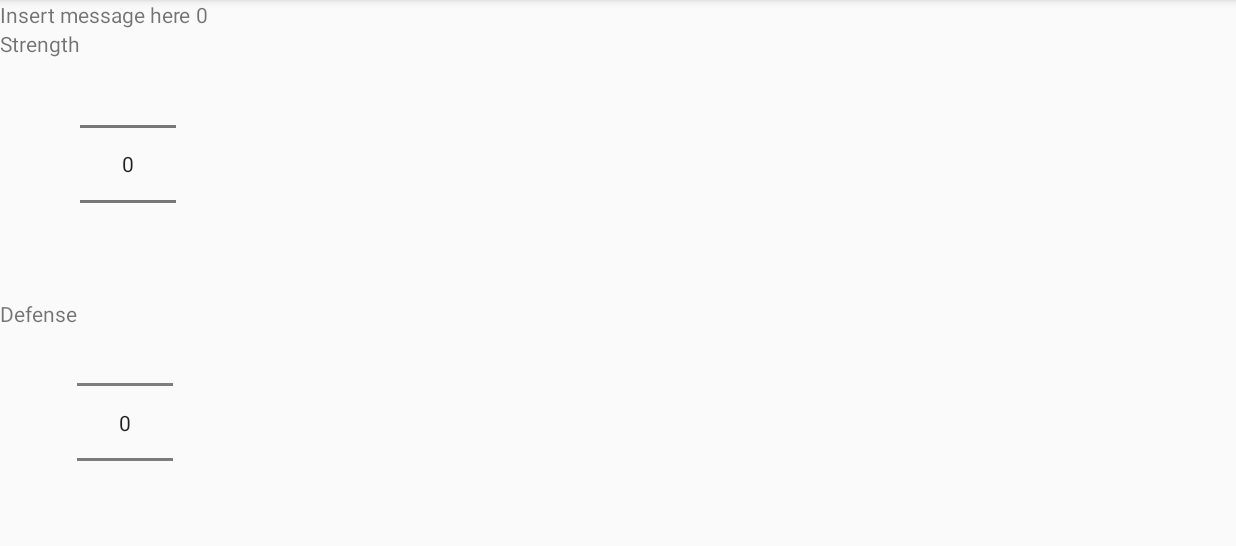
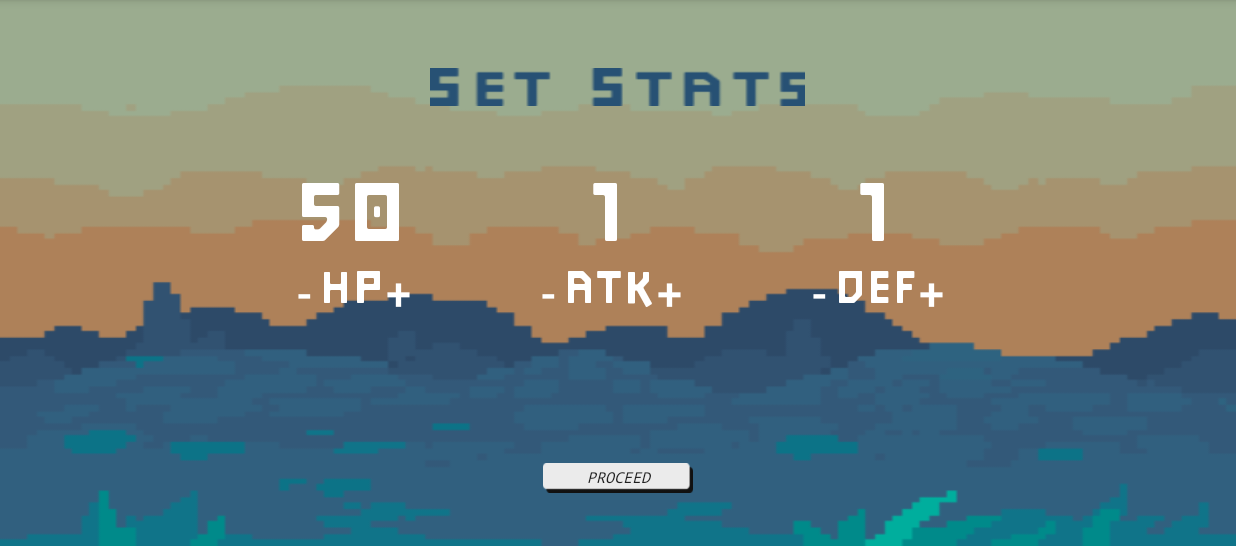
Before and after one commit to AlexAgnoII/SleepingKnights, an Android app: the SignUp screen opened directly, with no data from a screen before it, after a tap on "SUBMIT", on a phone screen of 824 x 412 dp (held sideways), the part 72-618 px from its top. Run offline under Robolectric (Android 15) with nearby library versions, the phone set to English and light mode, and no system bars.

Commit message:
new charactercreate

```diff
--- a/app/src/main/AndroidManifest.xml
+++ b/app/src/main/AndroidManifest.xml
@@ -9,6 +9,7 @@
         android:roundIcon="@mipmap/ic_launcher_round"
         android:supportsRtl="true"
         android:theme="@style/AppTheme">
+
         <activity
             android:name=".MainActivity"
             android:screenOrientation="landscape">
--- a/app/src/main/java/com/example/alexagnoii/sleepingknights/CharCreationActivity.java
+++ b/app/src/main/java/com/example/alexagnoii/sleepingknights/CharCreationActivity.java
@@ -1,23 +1,43 @@
 package com.example.alexagnoii.sleepingknights;
 
+import android.graphics.Typeface;
 import android.support.v7.app.AppCompatActivity;
 import android.os.Bundle;
 import android.widget.Button;
 import android.widget.NumberPicker;
+import android.widget.TextView;
 
 public class CharCreationActivity extends AppCompatActivity {
     private NumberPicker strenghtNP, defenseNP, healthNP;
     private Button doneCreate;
+    private TextView tvHP, lblHP, tvATK, lblATK, tvDEF, lblDEF;
+    // tvHP ATK DEF are the values, lbl are just labels
+
 
     @Override
     protected void onCreate(Bundle savedInstanceState) {
         super.onCreate(savedInstanceState);
         setContentView(R.layout.activity_char_creation);
 
-        strenghtNP = (NumberPicker) findViewById(R.id.numPicker_strength);
-        defenseNP = (NumberPicker) findViewById(R.id.numPicker_defense);
-        healthNP = (NumberPicker) findViewById(R.id.numPicker_health);
+     //   strenghtNP = (NumberPicker) findViewById(R.id.numPicker_strength);
+     //   defenseNP = (NumberPicker) findViewById(R.id.numPicker_defense);
+     //   healthNP = (NumberPicker) findViewById(R.id.numPicker_health);
 
+        tvHP = (TextView)findViewById(R.id.tv_HP);
+        lblHP = (TextView)findViewById(R.id.lbl_HP);
+        tvATK = (TextView)findViewById(R.id.tv_ATK);
+        lblATK = (TextView)findViewById(R.id.lbl_ATK);
+        tvDEF = (TextView)findViewById(R.id.tv_DEF);
+        lblDEF = (TextView)findViewById(R.id.lbl_DEF);
+
+        Typeface tf = Typeface.createFromAsset(getAssets(), "fonts/JourneyPS3.ttf");
+
+        tvHP.setTypeface(tf);
+        lblHP.setTypeface(tf);
+        tvATK.setTypeface(tf);
+        lblATK.setTypeface(tf);
+        tvDEF.setTypeface(tf);
+        lblDEF.setTypeface(tf);
 
 
     }
--- a/app/src/main/java/com/example/alexagnoii/sleepingknights/MainActivity.java
+++ b/app/src/main/java/com/example/alexagnoii/sleepingknights/MainActivity.java
@@ -12,7 +12,7 @@ import android.widget.RelativeLayout;
 public class MainActivity extends AppCompatActivity {
 
     private ImageView ivPerson;
-    private Button btnplay;
+    private Button btnPlay;
     private RelativeLayout bg;
 
     @Override
@@ -22,7 +22,7 @@ public class MainActivity extends AppCompatActivity {
         //test push
 
         ivPerson = (ImageView)findViewById(R.id.ivPerson);
-        btnplay = (Button)findViewById(R.id.btn_play);
+        btnPlay = (Button)findViewById(R.id.btn_play);
         ivPerson.setBackgroundResource(R.drawable.walking);
 
         bg = (RelativeLayout) findViewById(R.id.mainbg);
@@ -35,7 +35,7 @@ public class MainActivity extends AppCompatActivity {
         frAnim1.start();
         frAnim2.start();
 
-        btnplay.setOnClickListener(new View.OnClickListener(){
+        btnPlay.setOnClickListener(new View.OnClickListener(){
 
             @Override
             public void onClick(View view) {
--- a/app/src/main/java/com/example/alexagnoii/sleepingknights/SignUp.java
+++ b/app/src/main/java/com/example/alexagnoii/sleepingknights/SignUp.java
@@ -1,6 +1,7 @@
 package com.example.alexagnoii.sleepingknights;
 
 import android.content.Intent;
+import android.graphics.Typeface;
 import android.graphics.drawable.AnimationDrawable;
 import android.os.Bundle;
 import android.support.annotation.Nullable;
@@ -16,29 +17,34 @@ import android.widget.RelativeLayout;
 
 public class SignUp extends AppCompatActivity {
 
-    private EditText username;
-    private Button btnsubmit;
+    private EditText etUsername;
+    private Button btnSubmit;
     private RelativeLayout bg;
+    Typeface tf;
 
     @Override
     protected void onCreate(@Nullable Bundle savedInstanceState) {
         super.onCreate(savedInstanceState);
         setContentView(R.layout.signup);
 
-        username = (EditText)findViewById(R.id.et_username);
-        btnsubmit = (Button)findViewById(R.id.btn_submit);
+        etUsername = (EditText)findViewById(R.id.et_username);
+        btnSubmit = (Button)findViewById(R.id.btn_submit);
 
-        bg = (RelativeLayout) findViewById(R.id.unamebg);
+        bg = (RelativeLayout) findViewById(R.id.bg);
         bg.setBackgroundResource(R.drawable.bgmove);
+
+        tf = Typeface.createFromAsset(getAssets(), "fonts/JourneyPS3.ttf");
+
+        etUsername.setTypeface(tf);
 
         AnimationDrawable frAnim2 = (AnimationDrawable) bg.getBackground();
         frAnim2.start();
 
-        btnsubmit.setOnClickListener(new View.OnClickListener() {
+        btnSubmit.setOnClickListener(new View.OnClickListener() {
             @Override
             public void onClick(View view) {
                 //Initialize user + Add to database
-                String userName = username.getText().toString();
+                String userName = etUsername.getText().toString();
 
                 //Proceed to character creation
                 Intent i = new Intent();
--- a/app/src/main/res/layout/activity_char_creation.xml
+++ b/app/src/main/res/layout/activity_char_creation.xml
@@ -1,75 +1,187 @@
 <?xml version="1.0" encoding="utf-8"?>
-<LinearLayout xmlns:android="http://schemas.android.com/apk/res/android"
-    xmlns:app="http://schemas.android.com/apk/res-auto"
+<RelativeLayout xmlns:android="http://schemas.android.com/apk/res/android"
     xmlns:tools="http://schemas.android.com/tools"
     android:layout_width="match_parent"
     android:layout_height="match_parent"
     android:orientation="vertical"
-    tools:context="com.example.alexagnoii.sleepingknights.CharCreationActivity">
+    tools:context="com.example.alexagnoii.sleepingknights.CharCreationActivity"
+    android:background="@drawable/bgmove"
+    android:id="@+id/bg">
+
+    <ImageView
+        android:id="@+id/lblsetstat"
+        android:layout_width="250dp"
+        android:layout_height="25dp"
+        android:background="@drawable/setstats"
+        android:layout_centerHorizontal="true"
+        android:layout_marginTop="45dp"/>
 
     <LinearLayout
         android:layout_width="match_parent"
         android:layout_height="wrap_content"
-        android:orientation="horizontal">
-        <TextView
+        android:orientation="horizontal"
+        android:gravity="center"
+        android:layout_below="@id/lblsetstat">
+
+        <RelativeLayout
+            android:id="@+id/layoutHP"
             android:layout_width="wrap_content"
             android:layout_height="wrap_content"
-            android:text="Insert message here "
-            android:id="@+id/createChar_message_with_username"/>
+            android:layout_margin="40dp">
+
             <TextView
+                android:id="@+id/tv_HP"
                 android:layout_width="wrap_content"
                 android:layout_height="wrap_content"
-            android:text="0"
-            android:id="@+id/remaining_points"/>
-    </LinearLayout>
+                android:text="50"
+                android:textSize="55dp"
+                android:textColor="#ffffff"
+                android:layout_centerHorizontal="true"/>
 
+            <Button
+                android:id="@+id/btn_HPminus"
+                android:layout_width="20dp"
+                android:layout_height="35dp"
+                android:textSize="30dp"
+                android:text="-"
+                android:background="@android:color/transparent"
+                android:textColor="#ffffff"
+                android:layout_below="@id/tv_HP"
+                />
 
-    <LinearLayout
+            <TextView
+                android:id="@+id/lbl_HP"
                 android:layout_width="wrap_content"
                 android:layout_height="wrap_content"
-        android:orientation="horizontal">
-        <TextView
+                android:text="HP"
+                android:textSize="30dp"
+                android:textColor="#ffffff"
+                android:layout_below="@id/tv_HP"
+                android:layout_toRightOf="@id/btn_HPminus"/>
+
+            <Button
+                android:id="@+id/btn_HPplus"
+                android:layout_width="20dp"
+                android:layout_height="35dp"
+                android:textSize="30dp"
+                android:text="+"
+                android:background="@android:color/transparent"
+                android:textColor="#ffffff"
+                android:layout_below="@id/tv_HP"
+                android:layout_toRightOf="@id/lbl_HP"/>
+        </RelativeLayout>
+
+        <RelativeLayout
+            android:id="@+id/layoutATK"
             android:layout_width="wrap_content"
             android:layout_height="wrap_content"
-            android:text="Strength"/>
-        <NumberPicker
-            android:id="@+id/numPicker_strength"
-            android:layout_width="wrap_content"
-            android:layout_height="wrap_content" />
-    </LinearLayout>
+            android:layout_toRightOf="@id/layoutHP"
+            android:layout_margin="40dp">
 
-    <LinearLayout
+            <TextView
+                android:id="@+id/tv_ATK"
                 android:layout_width="wrap_content"
                 android:layout_height="wrap_content"
-        android:orientation="horizontal">
+                android:text="1"
+                android:textSize="55dp"
+                android:textColor="#ffffff"
+                android:layout_centerHorizontal="true"/>
+
+            <Button
+                android:id="@+id/btn_ATKminus"
+                android:layout_width="20dp"
+                android:layout_height="35dp"
+                android:textSize="30dp"
+                android:text="-"
+                android:background="@android:color/transparent"
+                android:textColor="#ffffff"
+                android:layout_below="@id/tv_ATK"
+                />
+
             <TextView
+                android:id="@+id/lbl_ATK"
                 android:layout_width="wrap_content"
                 android:layout_height="wrap_content"
-            android:text="Defense"/>
-        <NumberPicker
-            android:id="@+id/numPicker_defense"
-            android:layout_width="wrap_content"
-            android:layout_height="wrap_content" />
-    </LinearLayout>
+                android:text="ATK"
+                android:textSize="30dp"
+                android:textColor="#ffffff"
+                android:layout_below="@id/tv_ATK"
+                android:layout_toRightOf="@id/btn_ATKminus"/>
 
-    <LinearLayout
+            <Button
+                android:id="@+id/btn_ATKplus"
+                android:layout_width="20dp"
+                android:layout_height="35dp"
+                android:textSize="30dp"
+                android:text="+"
+                android:background="@android:color/transparent"
+                android:textColor="#ffffff"
+                android:layout_below="@id/tv_ATK"
+                android:layout_toRightOf="@id/lbl_ATK"/>
+        </RelativeLayout>
+
+        <RelativeLayout
+            android:id="@+id/layoutDEF"
             android:layout_width="wrap_content"
             android:layout_height="wrap_content"
-        android:orientation="horizontal">
+            android:layout_toRightOf="@id/layoutATK"
+            android:layout_margin="40dp">
+
             <TextView
+                android:id="@+id/tv_DEF"
                 android:layout_width="wrap_content"
                 android:layout_height="wrap_content"
-            android:text="Health"/>
-        <NumberPicker
-            android:id="@+id/numPicker_health"
+                android:text="1"
+                android:textSize="55dp"
+                android:textColor="#ffffff"
+                android:layout_centerHorizontal="true"/>
+
+            <Button
+                android:id="@+id/btn_DEFminus"
+                android:layout_width="20dp"
+                android:layout_height="35dp"
+                android:textSize="30dp"
+                android:text="-"
+                android:background="@android:color/transparent"
+                android:textColor="#ffffff"
+                android:layout_below="@id/tv_DEF"
+                />
+
+            <TextView
+                android:id="@+id/lbl_DEF"
                 android:layout_width="wrap_content"
-            android:layout_height="wrap_content" />
+                android:layout_height="wrap_content"
+                android:text="DEF"
+                android:textSize="30dp"
+                android:textColor="#ffffff"
+                android:layout_below="@id/tv_DEF"
+                android:layout_toRightOf="@id/btn_DEFminus"/>
+
+            <Button
+                android:id="@+id/btn_DEFplus"
+                android:layout_width="20dp"
+                android:layout_height="35dp"
+                android:textSize="30dp"
+                android:text="+"
+                android:background="@android:color/transparent"
+                android:textColor="#ffffff"
+                android:layout_below="@id/tv_DEF"
+                android:layout_toRightOf="@id/lbl_DEF"/>
+        </RelativeLayout>
     </LinearLayout>
 
     <Button
-        android:layout_width="wrap_content"
-        android:layout_height="wrap_content"
-        android:text="DONE"
-        android:id="@+id/create_done"/>
+        android:id="@+id/btn_CCproceed"
+        android:layout_width="100dp"
+        android:layout_height="20dp"
+        android:layout_centerHorizontal="true"
+        android:background="@drawable/field"
+        android:fontFamily="monospace"
+        android:text="PROCEED"
+        android:textSize="10dp"
+        android:textStyle="italic"
+        android:layout_alignParentBottom="true"
+        android:layout_marginBottom="35dp"
+        />
 
-</LinearLayout>
+</RelativeLayout>
--- a/app/src/main/res/layout/activity_main.xml
+++ b/app/src/main/res/layout/activity_main.xml
@@ -15,7 +15,7 @@
         android:layout_centerHorizontal="true"
         android:layout_centerVertical="true">
 
-        <ImageView
+       <ImageView
             android:id="@+id/logo"
             android:layout_width="wrap_content"
             android:layout_height="wrap_content"
--- a/app/src/main/res/layout/signup.xml
+++ b/app/src/main/res/layout/signup.xml
@@ -1,6 +1,6 @@
 <?xml version="1.0" encoding="utf-8"?>
 <RelativeLayout xmlns:android="http://schemas.android.com/apk/res/android"
-    android:id="@+id/unamebg"
+    android:id="@+id/bg"
     android:layout_width="match_parent"
     android:layout_height="match_parent"
     android:background="@drawable/bgmove"
```
Also changed, not shown: app/src/main/assets/fonts/JourneyPS3.ttf (added), app/src/main/res/drawable/setstats.png (added). Lines whose indentation alone changed are shown as unchanged.
